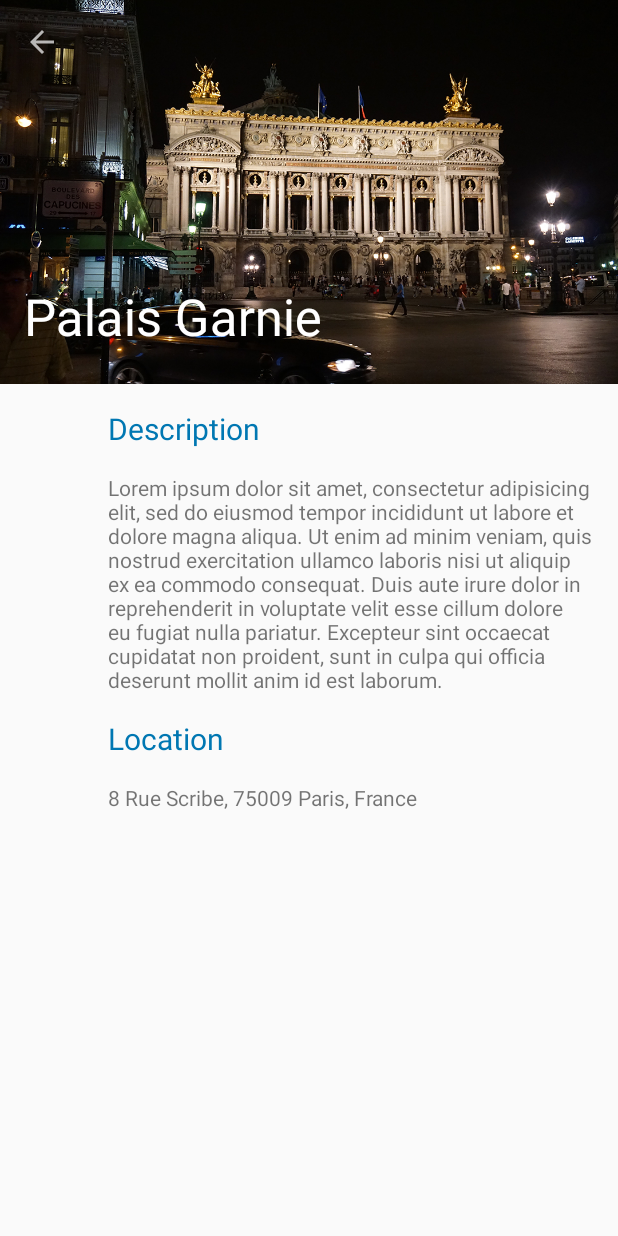
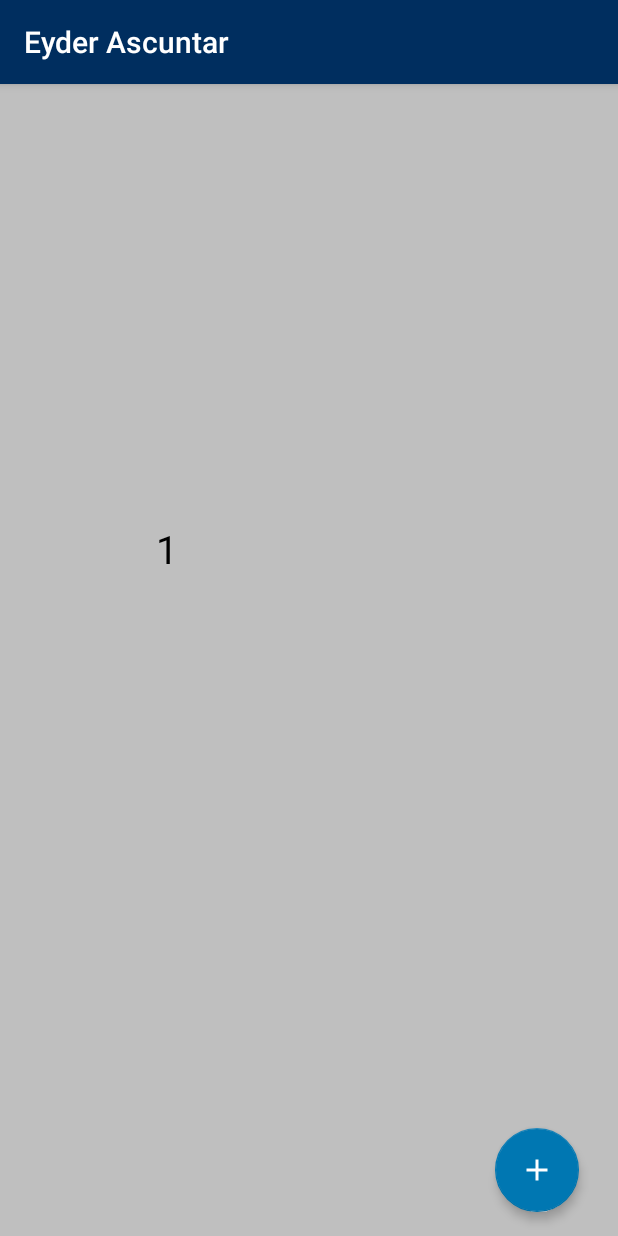
Before and after one commit to albeirobet/SupernovaMovil2, an Android app: the screen it shows after launch (DetailActivity before the commit, LecturasActivity after it), after a tap on "Eyder Ascuntar", on a phone screen of 412 x 824 dp. Run offline under Robolectric (Android 15) with nearby library versions, the phone set to English and light mode, and no system bars; 3 other taps on this screen came first.

Commit message:
INICIANDO VIEWPAGER LAZZY LOAD

```diff
--- a/app/build.gradle
+++ b/app/build.gradle
@@ -33,5 +33,7 @@ dependencies {
     compile 'com.android.support:design:25.3.1'
     compile 'com.android.support:cardview-v7:25.3.1'
     compile 'com.android.support:recyclerview-v7:25.3.1'
+    compile 'com.android.support:support-v4:25.3.1'
+    compile 'com.google.android.gms:play-services-plus:10.2.1'
     testCompile 'junit:junit:4.12'
 }
--- a/app/src/main/java/runcode/co/supernovamovil/DetailActivity.java
+++ b/app/src/main/java/runcode/co/supernovamovil/DetailActivity.java
@@ -18,6 +18,7 @@ package runcode.co.supernovamovil;
 
 import android.content.res.Resources;
 import android.content.res.TypedArray;
+import android.graphics.drawable.Drawable;
 import android.os.Bundle;
 import android.support.design.widget.CollapsingToolbarLayout;
 import android.support.v7.app.AppCompatActivity;
@@ -36,6 +37,7 @@ public class DetailActivity extends AppCompatActivity {
     public void onCreate(Bundle savedInstanceState) {
         super.onCreate(savedInstanceState);
         setContentView(R.layout.activity_detail);
+
         setSupportActionBar((Toolbar) findViewById(R.id.toolbar));
         getSupportActionBar().setDisplayHomeAsUpEnabled(true);
         // Set Collapsing Toolbar layout to the screen
--- /dev/null
+++ b/app/src/main/java/runcode/co/supernovamovil/LecturasActivity.java
@@ -0,0 +1,170 @@
+package runcode.co.supernovamovil;
+
+import android.graphics.Color;
+import android.os.Bundle;
+import android.support.design.widget.CollapsingToolbarLayout;
+import android.support.v4.app.Fragment;
+import android.support.v4.app.FragmentManager;
+import android.support.v4.app.FragmentStatePagerAdapter;
+import android.support.v4.view.ViewPager;
+import android.support.v7.app.AppCompatActivity;
+import android.support.v7.widget.Toolbar;
+import android.util.Log;
+import android.view.View;
+import android.widget.Button;
+import android.widget.TextView;
+
+import java.util.ArrayList;
+import java.util.List;
+import java.util.Random;
+
+
+import runcode.co.supernovamovil.dm.Persona;
+import runcode.co.supernovamovil.fragment.MyFragment;
+
+public class LecturasActivity extends AppCompatActivity {
+
+    private MyPagerAdapter mpg;
+    private ArrayList<MyFragment> fragmentlist = new ArrayList<>();
+    public FragmentManager fmr = getSupportFragmentManager();
+    private List<Persona> itemListOriginal;
+    private CargaPruebaPersonas cargaPruebaPersonas = new CargaPruebaPersonas();
+
+    private boolean isLastPageSwiped;
+    private int counterPageScroll;
+    private  int posicion;
+    private  int cantidadRegistros;
+
+    @Override
+    protected void onCreate(Bundle savedInstanceState) {
+        super.onCreate(savedInstanceState);
+        setContentView(R.layout.activity_lecturas);
+
+        //Lista con todos los elementos desde la bd
+        itemListOriginal = cargaPruebaPersonas.getListPersonas();
+
+        Bundle bundle = getIntent().getExtras();
+        String cedula = bundle.getString("cedula");
+        String nombre = bundle.getString("nombre");
+        posicion = bundle.getInt("posicion");
+
+        final ViewPager pager = (ViewPager) findViewById(R.id.viewPager);
+        mpg = new MyPagerAdapter(fmr, fragmentlist);
+        pager.setAdapter(mpg);
+
+
+
+
+        cantidadRegistros = 5;
+        if (posicion < itemListOriginal.size() && (itemListOriginal.size() - posicion) > 5) {
+            for (int q = posicion; q < cantidadRegistros; q++) {
+                Persona persona = new Persona();
+                persona = itemListOriginal.get(q);
+                int r = new Random().nextInt(100) + 155;
+                int g = new Random().nextInt(100) + 155;
+                int b = new Random().nextInt(100) + 155;
+                mpg.getFragmentList().add(MyFragment.newInstance(persona.getCedula(), persona.getNombre(), Color.rgb(r, g, b)));
+                mpg.notifyDataSetChanged();
+            }
+        }
+
+
+        Log.d("TOTAL PAGINAS",""+mpg.getCount());
+
+        pager.addOnPageChangeListener(new ViewPager.OnPageChangeListener() {
+
+            boolean lastPageChange = false;
+
+            @Override
+            public void onPageScrolled(int position, float positionOffset, int positionOffsetPixels) {
+                int lastIdx = mpg.getCount() - 1;
+
+                Log.d("POSICION ACTUAL", "pos:" + position);
+                Log.d("TOTAL PAGINAS",""+(mpg.getCount()-1));
+                if (position == lastIdx) {
+
+                    Log.d("AGREGAR NUEVAS", "pos:" + position);
+                    posicion=position+1;
+                    if (posicion < itemListOriginal.size() && (itemListOriginal.size() - posicion) > 5) {
+                        Log.d("PASÉ LA CONDICION", "pos:" + position);
+                        for (int q = posicion; q < cantidadRegistros; q++) {
+                            Persona persona = new Persona();
+                            persona = itemListOriginal.get(q);
+                            int r = new Random().nextInt(100) + 155;
+                            int g = new Random().nextInt(100) + 155;
+                            int b = new Random().nextInt(100) + 155;
+                            fragmentlist.add(MyFragment.newInstance(persona.getCedula(), persona.getNombre(), Color.rgb(r, g, b)));
+                            mpg.notifyDataSetChanged();
+                        }
+
+
+                    }
+
+                }
+
+            }
+
+            @Override
+            public void onPageSelected(int i) {
+                // pgText.setCurrentItem(i/2);
+            }
+
+            @Override
+            public void onPageScrollStateChanged(int state) {
+                int lastIdx = mpg.getCount() - 1;
+
+                int curItem = pager.getCurrentItem();
+                if (curItem == lastIdx /*&& lastPos==lastIdx*/ && state == 1)
+                    lastPageChange = true;
+                else lastPageChange = false;
+            }
+        });
+
+
+    }
+
+    public void delete(int pos) {
+        int i = 0;
+        while (i <= fragmentlist.size()) {
+            if (pos == fragmentlist.get(i).getPosition()) break;
+            i++;
+
+        }
+        fragmentlist.remove(i);
+        mpg.notifyDataSetChanged();
+    }
+
+
+    public class MyPagerAdapter extends FragmentStatePagerAdapter {
+
+        private ArrayList<MyFragment> fragmentList;
+
+        public MyPagerAdapter(FragmentManager fm, ArrayList<MyFragment> f) {
+            super(fm);
+            this.fragmentList = f;
+        }
+
+        public ArrayList<MyFragment> getFragmentList() {
+            return fragmentList;
+        }
+
+        public void setFragmentList(ArrayList<MyFragment> fragmentList) {
+            this.fragmentList = fragmentList;
+        }
+
+        @Override
+        public Fragment getItem(int pos) {
+            return fragmentlist.get(pos);
+        }
+
+        @Override
+        public int getCount() {
+            return fragmentlist.size();
+        }
+
+        @Override
+        public int getItemPosition(Object object) {
+            return POSITION_NONE;
+        }
+    }
+}
--- a/app/src/main/java/runcode/co/supernovamovil/adapter/AdapterAlbeiro.java
+++ b/app/src/main/java/runcode/co/supernovamovil/adapter/AdapterAlbeiro.java
@@ -3,6 +3,7 @@ package runcode.co.supernovamovil.adapter;
 import android.content.Context;
 import android.content.Intent;
 import android.graphics.drawable.Drawable;
+import android.os.Bundle;
 import android.os.Handler;
 import android.support.v7.widget.LinearLayoutManager;
 import android.support.v7.widget.RecyclerView;
@@ -19,8 +20,11 @@ import org.apache.http.conn.ConnectTimeoutException;
 import java.util.ArrayList;
 import java.util.List;
 
+
 import runcode.co.supernovamovil.DetailActivity;
+import runcode.co.supernovamovil.LecturasActivity;
 import runcode.co.supernovamovil.R;
+
 import runcode.co.supernovamovil.dm.Persona;
 
 public class AdapterAlbeiro extends RecyclerView.Adapter<RecyclerView.ViewHolder> {
@@ -157,10 +161,22 @@ public class AdapterAlbeiro extends RecyclerView.Adapter<RecyclerView.ViewHolder
             v.setOnClickListener(new View.OnClickListener() {
                 @Override
                 public void onClick(View v) {
+
                     Log.d("Click en el Objeto","Será¡? "+getAdapterPosition());
+                    Log.d("Encontré el ID","Será¡? "+list_title.getText().toString());
+
+
+
                     Context context = v.getContext();
-                    Intent intent = new Intent(context, DetailActivity.class);
-                    intent.putExtra(DetailActivity.EXTRA_POSITION, getAdapterPosition());
+                    Intent intent = new Intent(context, LecturasActivity.class);
+
+
+                    Bundle bundle = new Bundle();
+                    bundle.putString("cedula", list_desc.getText().toString());
+                    bundle.putString("nombre", list_title.getText().toString());
+                    bundle.putInt("posicion",getAdapterPosition());
+                    intent.putExtras(bundle);
+
                     context.startActivity(intent);
                 }
             });
--- /dev/null
+++ b/app/src/main/java/runcode/co/supernovamovil/fragment/MyFragment.java
@@ -0,0 +1,122 @@
+package runcode.co.supernovamovil.fragment;
+
+import android.content.Context;
+import android.content.Intent;
+import android.os.Bundle;
+import android.support.design.widget.CoordinatorLayout;
+import android.support.design.widget.FloatingActionButton;
+import android.support.design.widget.Snackbar;
+import android.support.v4.app.Fragment;
+import android.support.v7.app.ActionBarActivity;
+import android.support.v7.app.AppCompatActivity;
+import android.support.v7.widget.Toolbar;
+import android.util.Log;
+import android.view.LayoutInflater;
+import android.view.Menu;
+import android.view.MenuInflater;
+import android.view.MenuItem;
+import android.view.View;
+import android.view.ViewGroup;
+import android.widget.FrameLayout;
+import android.widget.RelativeLayout;
+import android.widget.TextView;
+
+import java.util.List;
+
+//import runcode.co.supernovamovil.LecturasActivity;
+import runcode.co.supernovamovil.LecturasActivity;
+import runcode.co.supernovamovil.MainActivity;
+import runcode.co.supernovamovil.R;
+
+import static runcode.co.supernovamovil.R.id.toolbar;
+
+public class MyFragment extends Fragment {
+
+    int pos;
+
+
+    @Override
+    public View onCreateView(LayoutInflater inflater, final ViewGroup container, Bundle savedInstanceState) {
+        View v = inflater.inflate(R.layout.f_1, container, false);
+
+        Toolbar toolbar = (Toolbar) v.findViewById(R.id.toolbar);
+        ((AppCompatActivity)getActivity()).setSupportActionBar(toolbar);
+
+        toolbar.setTitle(getArguments().getString("msg"));
+
+        //pos = getArguments().getInt("num");
+        /**
+        v.setOnClickListener(new View.OnClickListener() {
+            @Override
+            public void onClick(View v) {
+
+                Log.v("MainActivity", "Deleting at pos - " + pos);
+                LecturasActivity activity = (LecturasActivity) getActivity();
+                activity.delete(pos);
+            }
+        });
+         */
+
+        TextView tv = (TextView) v.findViewById(R.id.tvFragFirst);
+        FrameLayout fl = (FrameLayout) v.findViewById(R.id.frame_layout);
+        tv.setText(getArguments().getString("num"));
+        fl.setBackgroundColor(getArguments().getInt("colour"));
+
+
+        FloatingActionButton fab = (FloatingActionButton) v.findViewById(R.id.fab);
+        fab.setOnClickListener(new View.OnClickListener() {
+            @Override
+            public void onClick(View view) {
+                Snackbar.make(view, "Replace with your own action", Snackbar.LENGTH_LONG)
+                        .setAction("Action", null).show();
+            }
+        });
+        setHasOptionsMenu(true);
+
+        return v;
+    }
+
+
+    @Override
+    public void onCreateOptionsMenu(Menu menu, MenuInflater inflater) {
+        inflater.inflate(R.menu.menu_lecturas, menu);
+        return;
+    }
+
+    @Override
+    public boolean onOptionsItemSelected(MenuItem item) {
+        // Handle action bar item clicks here. The action bar will
+        // automatically handle clicks on the Home/Up button, so long
+        // as you specify a parent activity in AndroidManifest.xml.
+        int id = item.getItemId();
+
+        //noinspection SimplifiableIfStatement
+        if (id == R.id.lecturas_pendientes) {
+
+            Intent intent = new Intent(this.getContext(), MainActivity.class);
+            this.getContext().startActivity(intent);
+
+            return true;
+        }
+
+        return super.onOptionsItemSelected(item);
+    }
+
+
+    public int getPosition() {
+        return pos;
+    }
+
+    public static MyFragment newInstance(String num,String text,int clr) {
+
+        MyFragment f = new MyFragment();
+        Bundle b = new Bundle();
+        b.putString("msg", text);
+        b.putInt("colour", clr);
+        b.putString("num",num);
+        f.setArguments(b);
+        return f;
+    }
+
+
+}
--- a/app/src/main/res/layout/activity_detail.xml
+++ b/app/src/main/res/layout/activity_detail.xml
@@ -1,19 +1,4 @@
 <?xml version="1.0" encoding="utf-8"?>
-<!--
-  ~ Copyright (C) 2015 The Android Open Source Project
-  ~
-  ~ Licensed under the Apache License, Version 2.0 (the "License");
-  ~ you may not use this file except in compliance with the License.
-  ~ You may obtain a copy of the License at
-  ~
-  ~      http://www.apache.org/licenses/LICENSE-2.0
-  ~
-  ~ Unless required by applicable law or agreed to in writing, software
-  ~ distributed under the License is distributed on an "AS IS" BASIS,
-  ~ WITHOUT WARRANTIES OR CONDITIONS OF ANY KIND, either express or implied.
-  ~ See the License for the specific language governing permissions and
-  ~ limitations under the License.
-  -->
 <android.support.design.widget.CoordinatorLayout xmlns:android="http://schemas.android.com/apk/res/android"
     xmlns:app="http://schemas.android.com/apk/res-auto"
     xmlns:tools="http://schemas.android.com/tools"
--- /dev/null
+++ b/app/src/main/res/layout/activity_lecturas.xml
@@ -0,0 +1,13 @@
+<?xml version="1.0" encoding="utf-8"?>
+<android.support.design.widget.CoordinatorLayout xmlns:android="http://schemas.android.com/apk/res/android"
+    android:id="@+id/detail_content"
+    android:layout_width="match_parent"
+    android:layout_height="match_parent"
+    android:fitsSystemWindows="true">
+
+    <android.support.v4.view.ViewPager xmlns:android="http://schemas.android.com/apk/res/android"
+        android:id="@+id/viewPager"
+        android:layout_width="match_parent"
+        android:layout_height="match_parent" />
+
+</android.support.design.widget.CoordinatorLayout>
--- /dev/null
+++ b/app/src/main/res/layout/f_1.xml
@@ -0,0 +1,51 @@
+<?xml version="1.0" encoding="utf-8"?>
+<FrameLayout xmlns:android="http://schemas.android.com/apk/res/android"
+    xmlns:app="http://schemas.android.com/apk/res-auto"
+    android:layout_width="match_parent"
+    android:layout_height="match_parent"
+    android:id="@+id/frame_layout"
+    >
+
+    <android.support.design.widget.AppBarLayout
+        android:layout_width="match_parent"
+        android:layout_height="wrap_content"
+        android:theme="@style/AppTheme.AppBarOverlay">
+
+        <android.support.v7.widget.Toolbar
+            android:id="@+id/toolbar"
+            android:layout_width="match_parent"
+            android:layout_height="?attr/actionBarSize"
+            android:background="?attr/colorPrimary"
+            app:popupTheme="@style/AppTheme.PopupOverlay" />
+
+    </android.support.design.widget.AppBarLayout>
+
+    <TextView
+        android:id="@+id/tvFragFirst"
+        android:layout_width="203dp"
+        android:layout_height="127dp"
+        android:layout_centerHorizontal="true"
+        android:layout_centerVertical="true"
+        android:textSize="26sp"
+        android:text="TextView"
+        android:layout_gravity="center"
+        android:textColor="#000000" />
+
+
+
+    <android.support.design.widget.FloatingActionButton
+        android:id="@+id/fab"
+        android:layout_width="wrap_content"
+        android:layout_height="wrap_content"
+        app:elevation="4dp"
+        app:fabSize="normal"
+        android:layout_alignParentBottom="true"
+        android:layout_alignParentRight="true"
+        android:layout_marginRight="26dp"
+        android:layout_marginBottom="16dp"
+        android:layout_gravity="right|bottom"
+        android:tint="@color/white"
+        app:srcCompat="@drawable/ic_add"
+        />
+
+</FrameLayout>
--- /dev/null
+++ b/app/src/main/res/menu/menu_lecturas.xml
@@ -0,0 +1,8 @@
+<menu xmlns:android="http://schemas.android.com/apk/res/android"
+    xmlns:app="http://schemas.android.com/apk/res-auto">
+    <item
+        android:id="@+id/lecturas_pendientes"
+        android:orderInCategory="100"
+        android:title="@string/title_lecturas_pendientes"
+        app:showAsAction="never" />
+</menu>
--- a/app/src/main/res/values/dimens.xml
+++ b/app/src/main/res/values/dimens.xml
@@ -14,7 +14,7 @@
   ~ limitations under the License.
   -->
 <resources>
-<!-- Default screen margins, per the Android Design guidelines. -->
+    <!-- Default screen margins, per the Android Design guidelines. -->
     <dimen name="activity_horizontal_margin">16dp</dimen>
     <dimen name="activity_vertical_margin">16dp</dimen>
     <dimen name="card_height">304dp</dimen>
@@ -32,4 +32,5 @@
     <dimen name="card_image_height">200dp</dimen>
     <dimen name="list_body">14sp</dimen>
     <dimen name="navheader_height">222dp</dimen>
+    <dimen name="fab_margin">16dp</dimen>
 </resources>
--- a/app/src/main/res/values/strings.xml
+++ b/app/src/main/res/values/strings.xml
@@ -23,4 +23,13 @@
     <string name="opciones">OPCIONES</string>
     <string name="action_search">Buscar</string>
 
+    <style name="AppTheme.PopupOverlay" parent="ThemeOverlay.AppCompat.Light" />
+
+    <!-- TODO: Remove or change this placeholder text -->
+    <string name="hello_blank_fragment">Hello blank fragment</string>
+    <string name="section_format">Hello World from section: %1$d</string>
+    <string name="title_activity_lecturas">LecturasActivity</string>
+    <string name="title_activity_lectura">LecturaActivity</string>
+    <string name="title_lecturas_pendientes">Lecturas Pendientes</string>
+
 </resources>
--- a/app/src/main/res/values/styles.xml
+++ b/app/src/main/res/values/styles.xml
@@ -10,5 +10,8 @@
         <!-- Blue -->
 
     </style>
+
     <style name="AppTheme" parent="AppTheme.Base"></style>
+
+    <style name="AppTheme.AppBarOverlay" parent="ThemeOverlay.AppCompat.Dark.ActionBar" />
 </resources>
```
Also changed, not shown: app/src/main/AndroidManifest.xml (+15 -1 lines), app/src/main/java/runcode/co/supernovamovil/fragment/ListLecturasFragment.java (+2 -7 lines), app/src/main/res/layout/activity_main.xml (+1 -15 lines).
